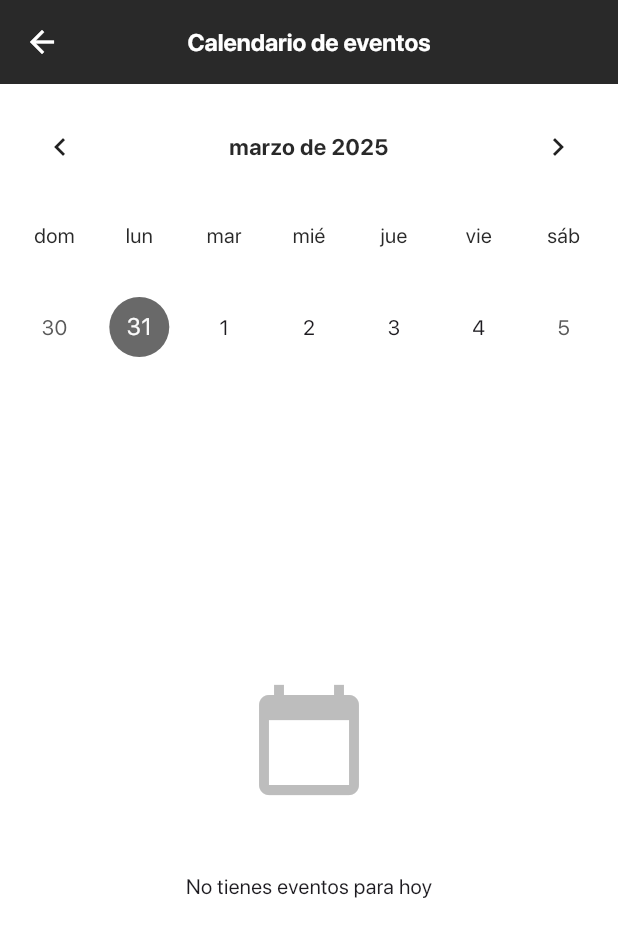
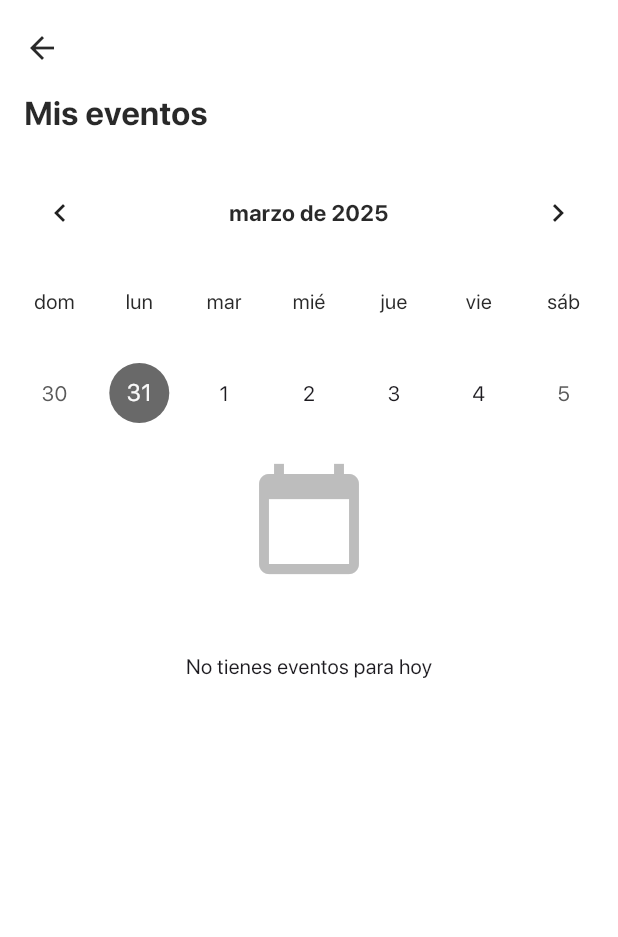
Before and after one commit to AntonyJDC/conference_app, a Flutter app: the CalendarScreen screen opened directly, on a phone screen of 412 x 824 dp. Shown: the top 937 px of the screen. Run offline on Flutter 3.47's test engine with Material 3 defaults, Android fonts, the phone set to English and light mode, and no system bars; drawn by our look-alikes of table_calendar; our stand-ins replace get, shared_preferences, sqflite, timezone; accounts and stored records are empty; project files that could hold a hidden picture were left out.

Commit message:
Update widget styles for enhanced visual consistency and user experience

```diff
--- a/lib/ui/pages/booking/calendar_screen.dart
+++ b/lib/ui/pages/booking/calendar_screen.dart
@@ -1,3 +1,5 @@
+import 'dart:ui';
+
 import 'package:conference_app/data/models/event_model.dart';
 import 'package:conference_app/ui/pages/booking/widgets/event_card.dart';
 import 'package:flutter/material.dart';
@@ -110,25 +112,68 @@ class _CalendarScreenState extends State<CalendarScreen> {
 
   @override
   Widget build(BuildContext context) {
+    final theme = Theme.of(context);
     final hasEvents = bookedEventsController.tasks.isNotEmpty;
     final screenWidth = MediaQuery.of(context).size.width;
     final daysOfWeekHeight = screenWidth < 400 ? 50 : 70;
 
     return Scaffold(
-      appBar: AppBar(
-        backgroundColor: Theme.of(context).colorScheme.primary,
+      body: CustomScrollView(
+        slivers: [
+          SliverAppBar.medium(
+            pinned: true,
+            backgroundColor: theme.colorScheme.surface,
+            foregroundColor: theme.colorScheme.primary,
             centerTitle: true,
-        elevation: 0,
-        title: Text(
-          'Calendario de eventos',
-          style: TextStyle(
-            color: Theme.of(context).colorScheme.onPrimary,
-            fontSize: 16,
-            fontWeight: FontWeight.w600,
+            expandedHeight: 100,
+            flexibleSpace: LayoutBuilder(
+              builder: (context, constraints) {
+                final collapsedHeight =
+                    64.0 + MediaQuery.of(context).padding.top;
+                final bool isCollapsed =
+                    constraints.maxHeight <= collapsedHeight;
+
+                return Stack(
+                  fit: StackFit.expand,
+                  children: [
+                    if (isCollapsed)
+                      ClipRect(
+                        child: BackdropFilter(
+                          filter: ImageFilter.blur(sigmaX: 30.0, sigmaY: 30.0),
+                          child: Container(
+                            color: theme.colorScheme.surface
+                                .withValues(alpha: 0.8),
                           ),
                         ),
                       ),
-      body: Column(
+                    Padding(
+                      padding: EdgeInsets.only(
+                        left: isCollapsed ? 0 : 16,
+                        bottom: 10,
+                      ),
+                      child: Align(
+                        alignment: isCollapsed
+                            ? Alignment.bottomCenter
+                            : Alignment.bottomLeft,
+                        child: Text(
+                          "Mis eventos",
+                          style: TextStyle(
+                            fontSize: isCollapsed ? 16 : 22,
+                            fontWeight: FontWeight.bold,
+                            color: theme.colorScheme.primary,
+                          ),
+                        ),
+                      ),
+                    ),
+                  ],
+                );
+              },
+            ),
+          ),
+
+          // 📅 Calendario y eventos
+          SliverToBoxAdapter(
+            child: Column(
               children: [
                 Padding(
                   padding: const EdgeInsets.all(8.0),
@@ -136,14 +181,11 @@ class _CalendarScreenState extends State<CalendarScreen> {
                     locale: 'es_CO',
                     calendarStyle: CalendarStyle(
                       todayDecoration: BoxDecoration(
-                  color: Theme.of(context).colorScheme.primary,
+                        color: theme.colorScheme.primary,
                         shape: BoxShape.circle,
                       ),
                       selectedDecoration: BoxDecoration(
-                  color: Theme.of(context)
-                      .colorScheme
-                      .primary
-                      .withValues(alpha: 0.7),
+                        color: theme.colorScheme.primary.withValues(alpha: 0.7),
                         shape: BoxShape.circle,
                       ),
                       markersMaxCount: 3,
@@ -153,7 +195,7 @@ class _CalendarScreenState extends State<CalendarScreen> {
                       headerPadding: const EdgeInsets.only(top: 10),
                       titleCentered: true,
                       titleTextStyle: TextStyle(
-                  color: Theme.of(context).colorScheme.primary,
+                        color: theme.colorScheme.primary,
                         fontSize: 15,
                         fontWeight: FontWeight.w600,
                       ),
@@ -161,11 +203,11 @@ class _CalendarScreenState extends State<CalendarScreen> {
                     ),
                     daysOfWeekStyle: DaysOfWeekStyle(
                       weekdayStyle: TextStyle(
-                  color: Theme.of(context).colorScheme.primary,
+                        color: theme.colorScheme.primary,
                         fontWeight: FontWeight.w400,
                       ),
                       weekendStyle: TextStyle(
-                  color: Theme.of(context).colorScheme.primary,
+                        color: theme.colorScheme.primary,
                         fontWeight: FontWeight.w400,
                       ),
                     ),
@@ -187,10 +229,10 @@ class _CalendarScreenState extends State<CalendarScreen> {
                     calendarBuilders: CalendarBuilders(
                       markerBuilder: (context, day, events) {
                         if (events.isEmpty) return const SizedBox();
-                  final brightness = Theme.of(context).brightness;
+                        final brightness = theme.brightness;
                         final color = brightness == Brightness.dark
                             ? Colors.white
-                      : Theme.of(context).colorScheme.inversePrimary;
+                            : theme.colorScheme.inversePrimary;
 
                         return Padding(
                           padding: const EdgeInsets.only(top: 30),
@@ -199,7 +241,8 @@ class _CalendarScreenState extends State<CalendarScreen> {
                             children: List.generate(
                               events.length.clamp(1, 3),
                               (index) => Container(
-                          margin: const EdgeInsets.symmetric(horizontal: 2),
+                                margin:
+                                    const EdgeInsets.symmetric(horizontal: 2),
                                 width: 6,
                                 height: 6,
                                 decoration: BoxDecoration(
@@ -215,8 +258,7 @@ class _CalendarScreenState extends State<CalendarScreen> {
                   ),
                 ),
                 const SizedBox(height: 10),
-          Expanded(
-            child: _selectedEvents.isEmpty
+                _selectedEvents.isEmpty
                     ? Center(
                         child: Column(
                           mainAxisSize: MainAxisSize.min,
@@ -232,6 +274,8 @@ class _CalendarScreenState extends State<CalendarScreen> {
                         ),
                       )
                     : ListView.builder(
+                        shrinkWrap: true,
+                        physics: const NeverScrollableScrollPhysics(),
                         itemCount: _selectedEvents.length,
                         itemBuilder: (context, index) {
                           final event = _selectedEvents[index];
@@ -241,12 +285,14 @@ class _CalendarScreenState extends State<CalendarScreen> {
                           );
                         },
                       ),
+              ],
+            ),
           ),
         ],
       ),
       floatingActionButton: hasEvents
           ? FloatingActionButton(
-              backgroundColor: Theme.of(context).colorScheme.primary,
+              backgroundColor: theme.colorScheme.primary,
               onPressed: _goToNearestEvent,
               child:
                   const Icon(Icons.arrow_upward_rounded, color: Colors.white),
```
Lines whose indentation alone changed are shown as unchanged.
